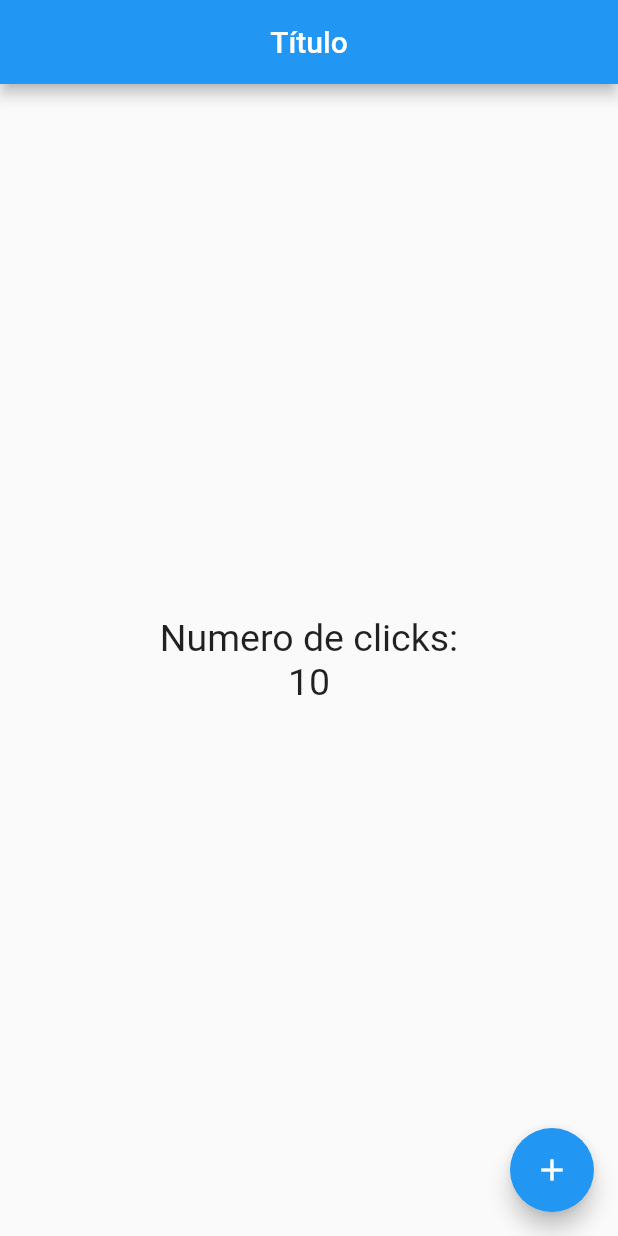
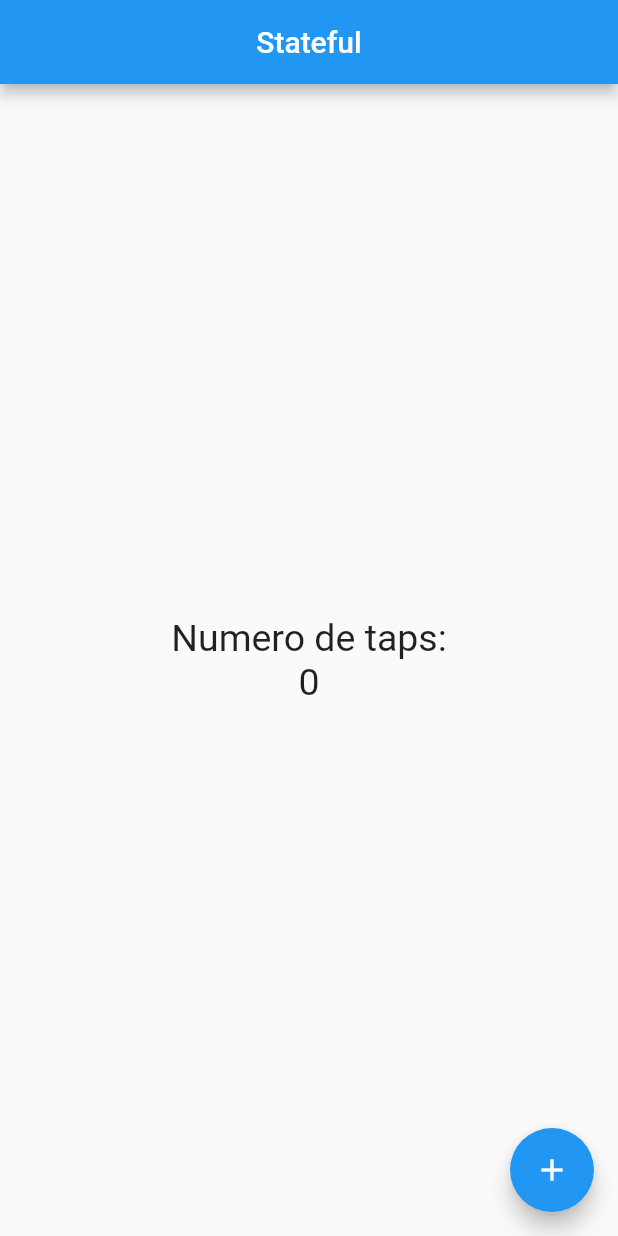
Before and after one commit to VctrorPerez/2021dsm43-dapps, a Flutter app: the screen it shows after launch, on a phone screen of 412 x 824 dp. Run offline on Flutter 3.47's test engine with Material 2 defaults, Android fonts, the phone set to English and light mode, and no system bars.

Commit message:
StatefulWidget

```diff
--- a/Flutter/contador/lib/src/app.dart
+++ b/Flutter/contador/lib/src/app.dart
@@ -1,3 +1,4 @@
+import 'package:demo_application/src/pages/contador_pages.dart';
 import 'package:flutter/material.dart';
 import 'package:demo_application/src/pages/home_page.dart';
 
@@ -5,8 +6,10 @@ class MyApp extends StatelessWidget {
   @override
   Widget build(context) {
     return MaterialApp(
+      debugShowCheckedModeBanner: false,
       home: Center(
-        child: HomePage(),
+        //child: HomePage(),
+        child: ContadorPage(),
       ),
     );
   }
--- /dev/null
+++ b/Flutter/contador/lib/src/pages/contador_pages.dart
@@ -0,0 +1,39 @@
+import 'package:flutter/material.dart';
+
+class ContadorPage extends StatefulWidget {
+  @override
+  createState() => _ContadorPageState();
+}
+
+class _ContadorPageState extends State<ContadorPage> {
+  final _estiloTexto = new TextStyle(fontSize: 25);
+
+  int _conteo = 0;
+  @override
+  Widget build(BuildContext context) {
+    return Scaffold(
+      appBar: AppBar(
+        title: Text('Stateful'),
+        centerTitle: true,
+      ),
+      body: Center(
+          child: Column(
+        mainAxisAlignment: MainAxisAlignment.center,
+        children: <Widget>[
+          Text('Numero de taps:', style: _estiloTexto),
+          Text('$_conteo', style: _estiloTexto),
+        ],
+      )),
+      floatingActionButton: FloatingActionButton(
+        child: Icon(Icons.add),
+        onPressed: () {
+          print('Hola Mundo');
+
+          setState(() {
+            _conteo++;
+          });
+        },
+      ),
+    );
+  }
+}
```
